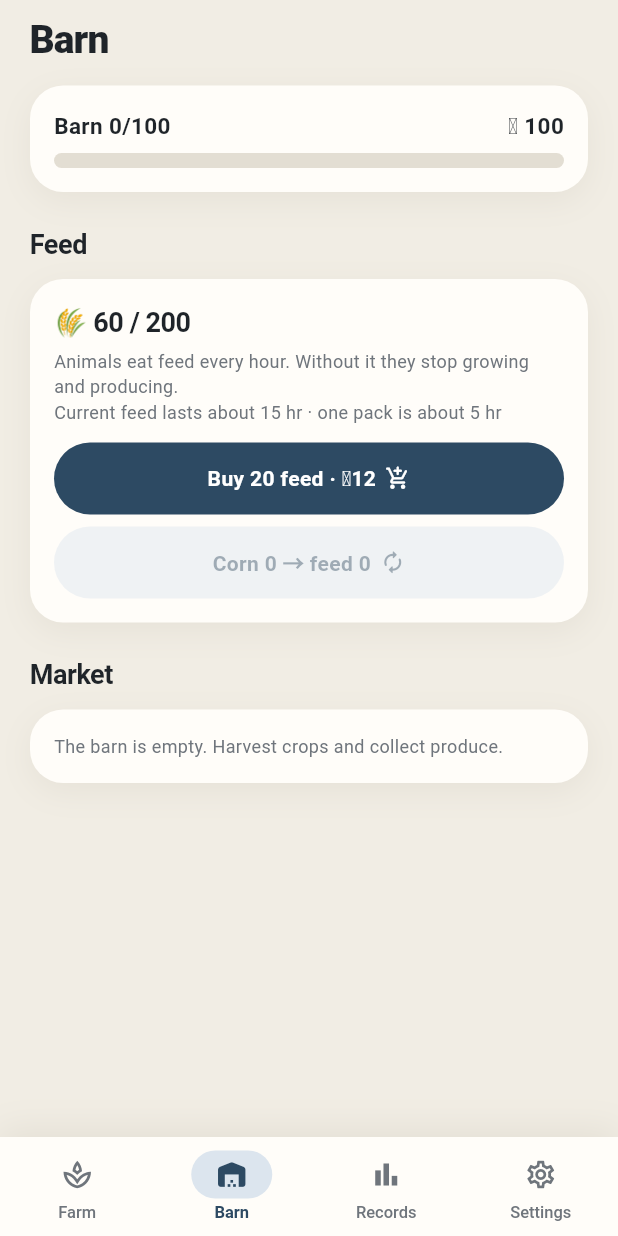
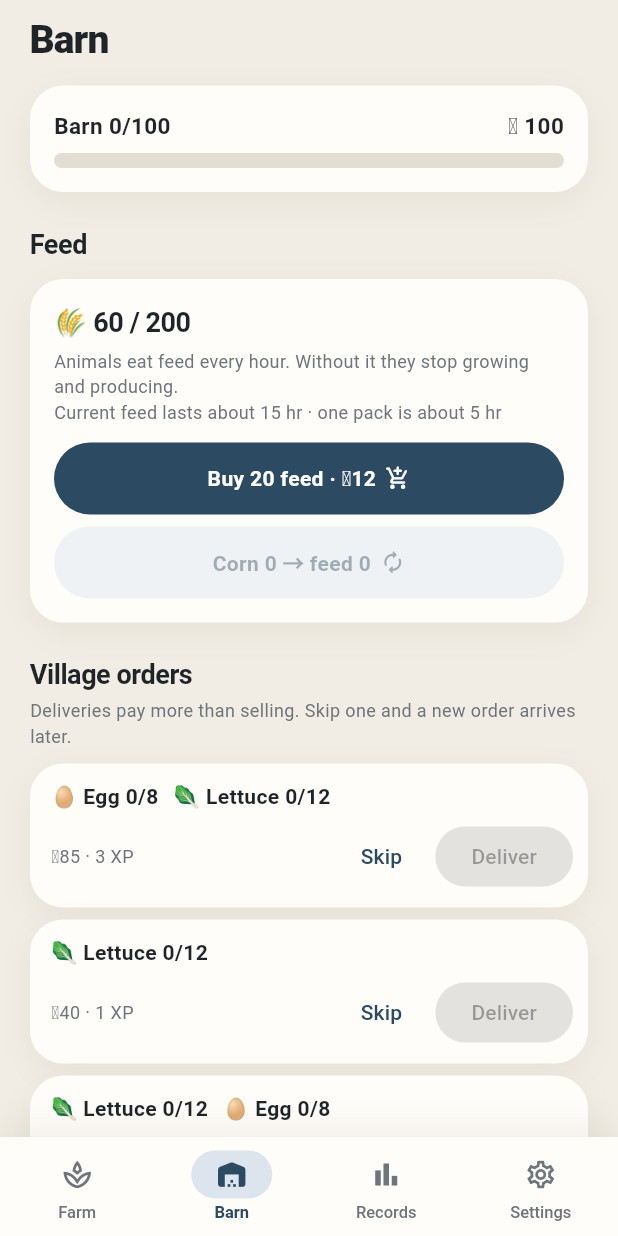
Before and after one commit to jeiel85/my-farm-flutter, a Flutter app: the screen it shows after launch, item 2 of the bottom bar chosen, on a phone screen of 412 x 824 dp. Run offline on Flutter 3.47's test engine with Material 3 defaults, Android fonts, the phone set to English and light mode, and no system bars; our stand-ins replace file_picker, fl_chart, flutter_animate, flutter_local_notifications, shared_preferences, timezone; generated files the repository leaves out were written again; statements that could not run were skipped.

Commit message:
feat(game): 마을 주문 게시판(L4) — 물건을 모아 보내면 넉넉한 보상
- lib/game/orders.dart: 주문(물건·코인·경험치)과 게시판 칸(주문 또는 기다리는 분), 순번·레벨로 정하는 의사 난수 주문 생성
- 칸 3개(5레벨부터 4개), 해금된 작물·생산물·가공품 1~3가지, 보상은 판매가 합의 1.5배(5단위 올림)
- 엔진: deliverOrder(물건 꺼내고 코인·경험치·기록, 5분 뒤 새 주문)·skipOrder(15분 뒤), 시간 진행에 게시판 단계(칸 늘리기·새 주문)
- 상태에 orders·orderSeq를 선택 항목으로 추가(저장 형식 v6 그대로, 없던 저장본은 시간이 흐르면 채움)
- 화면: 창고 탭·농가 상세의 주문 카드(가진 수/필요 수, 보상, 보내기·넘기기), 할 일에서 바로 보내기, 기록
- 테스트: 첫 주문, 결정적 생성과 범위, 보내기·넘기기·재충전, 5레벨 칸 증가, 옛 v6 저장본, 결정성

Co-Authored-By: Claude Opus 5.5 <noreply@anthropic.com>

```diff
--- a/lib/features/barn/barn_screen.dart
+++ b/lib/features/barn/barn_screen.dart
@@ -9,6 +9,7 @@ import '../../game/game_store.dart';
 import '../../game/state.dart';
 import '../../l10n/l10n.dart';
 import '../farm/game_actions.dart';
+import '../farm/orders_card.dart';
 
 /// 창고·시장: 물건을 팔고 사료를 마련한다.
 class BarnScreen extends StatelessWidget {
@@ -111,6 +112,7 @@ class BarnScreen extends StatelessWidget {
           ),
         ],
         secondary: [
+          const OrdersCard(),
           SectionTitle(
             l.marketTitle,
             trailing: items.isEmpty ? null : TextButton(onPressed: () => _sellAll(context), child: Text(l.sellAll)),
--- a/lib/features/farm/farm_screen.dart
+++ b/lib/features/farm/farm_screen.dart
@@ -252,6 +252,17 @@ class _TodoTile extends StatelessWidget {
           () => runGame(context, (st) => GameEngine.startCraft(st, lot!), done: l.craftStarted(l.item(recipe.output))),
         );
       }(),
+      TodoKind.order => () {
+        final order = s.orders[todo.count].order!;
+        return (
+          Icons.local_shipping_outlined,
+          AppColors.orange,
+          l.todoOrder,
+          '${[for (final e in order.items.entries) '${itemEmoji(e.key)}${e.value}'].join(' ')} → ${l.orderReward(order.coins, order.xp)}',
+          l.orderDeliver,
+          () => runGame(context, (st) => GameEngine.deliverOrder(st, todo.count), done: l.orderDelivered(order.coins)),
+        );
+      }(),
       TodoKind.barnFull => (
         Icons.inventory_2_outlined,
         AppColors.orange,
--- a/lib/features/farm/lot_sheets.dart
+++ b/lib/features/farm/lot_sheets.dart
@@ -12,6 +12,7 @@ import '../../l10n/l10n.dart';
 import 'building_look.dart';
 import 'farm_world.dart';
 import 'game_actions.dart';
+import 'orders_card.dart';
 
 /// 칸 상세를 띄운 곳(휴대폰 시트, 넓은 화면 오른쪽 패널). 수확·심기를 마치면 [close]로 닫는다.
 class ZoneHost extends InheritedWidget {
@@ -880,6 +881,7 @@ class _HouseBody extends StatelessWidget {
             ],
           ),
         ),
+        const OrdersCard(),
         SectionTitle(l.nextUnlocks),
         if (next.isEmpty) Text(l.allUnlocked, style: AppText.caption),
         for (final (level, name) in next.take(8))
--- /dev/null
+++ b/lib/features/farm/orders_card.dart
@@ -0,0 +1,102 @@
+import 'package:flutter/material.dart';
+
+import '../../core/theme.dart';
+import '../../core/widgets.dart';
+import '../../game/engine.dart';
+import '../../game/game_store.dart';
+import '../../game/orders.dart';
+import '../../l10n/l10n.dart';
+import 'game_actions.dart';
+
+/// 마을 주문 게시판(창고 탭·농가 상세). 주문마다 필요한 물건(가진 수/필요 수)과 보상, 보내기·넘기기.
+class OrdersCard extends StatelessWidget {
+  const OrdersCard({super.key});
+
+  @override
+  Widget build(BuildContext context) {
+    final l = context.l10n;
+    final store = GameScope.of(context);
+    final s = store.state;
+    return Column(
+      crossAxisAlignment: CrossAxisAlignment.stretch,
+      children: [
+        SectionTitle(l.ordersTitle, subtitle: l.ordersHint),
+        for (final (i, slot) in s.orders.indexed)
+          Padding(
+            padding: const EdgeInsets.only(bottom: 8),
+            child: switch (slot) {
+              OrderSlot(order: final order?) => _OrderTile(index: i, order: order),
+              OrderSlot(:final wait) => AppCard(
+                padding: const EdgeInsets.fromLTRB(14, 12, 14, 12),
+                color: AppColors.surfaceSoft,
+                child: Row(
+                  children: [
+                    const Icon(Icons.hourglass_bottom_rounded, color: AppColors.muted, size: 20),
+                    const SizedBox(width: 10),
+                    Text(l.orderWaiting(l.duration(remainingFor(wait, store))), style: AppText.caption),
+                  ],
+                ),
+              ),
+            },
+          ),
+      ],
+    );
+  }
+}
+
+class _OrderTile extends StatelessWidget {
+  const _OrderTile({required this.index, required this.order});
+
+  final int index;
+  final Order order;
+
+  @override
+  Widget build(BuildContext context) {
+    final l = context.l10n;
+    final s = GameScope.of(context).state;
+    final ready = order.items.entries.every((e) => s.countOf(e.key) >= e.value);
+    return AppCard(
+      padding: const EdgeInsets.fromLTRB(14, 12, 10, 10),
+      child: Column(
+        crossAxisAlignment: CrossAxisAlignment.start,
+        children: [
+          Wrap(
+            spacing: 10,
+            runSpacing: 4,
+            children: [
+              for (final e in order.items.entries)
+                Text(
+                  '${itemEmoji(e.key)} ${l.item(e.key)} ${s.countOf(e.key)}/${e.value}',
+                  style: AppText.body.copyWith(
+                    color: s.countOf(e.key) >= e.value ? AppColors.sage : AppColors.text,
+                    fontWeight: FontWeight.w600,
+                  ),
+                ),
+            ],
+          ),
+          const SizedBox(height: 6),
+          Row(
+            children: [
+              Expanded(child: Text(l.orderReward(order.coins, order.xp), style: AppText.caption)),
+              TextButton(
+                onPressed: () => runGame(context, (st) => GameEngine.skipOrder(st, index), done: l.orderSkipped),
+                child: Text(l.orderSkip),
+              ),
+              const SizedBox(width: 4),
+              FilledButton(
+                onPressed: ready
+                    ? () => runGame(
+                        context,
+                        (st) => GameEngine.deliverOrder(st, index),
+                        done: l.orderDelivered(order.coins),
+                      )
+                    : null,
+                child: Text(l.orderDeliver),
+              ),
+            ],
+          ),
+        ],
+      ),
+    );
+  }
+}
--- a/lib/features/records/records_screen.dart
+++ b/lib/features/records/records_screen.dart
@@ -156,6 +156,7 @@ class RecordsScreen extends StatelessWidget {
       LogKind.expand => l.logExpand,
       LogKind.demolish => l.logDemolish(building() ?? e.subject),
       LogKind.upgrade => l.logUpgrade(building() ?? e.subject),
+      LogKind.order => l.logOrder,
     };
   }
 }
--- a/lib/game/engine.dart
+++ b/lib/game/engine.dart
@@ -1,5 +1,6 @@
 import 'defs.dart';
 import 'lots.dart';
+import 'orders.dart';
 import 'sky.dart';
 import 'state.dart';
 
@@ -42,6 +43,9 @@ enum GameError {
 
   /// 공방이 이미 만드는 중이다(다 만든 것을 꺼내야 다시 만들 수 있다).
   workshopBusy,
+
+  /// 그 칸에 주문이 없다(새 주문을 기다리는 중).
+  noOrder,
 }
 
 class GameException implements Exception {
@@ -131,6 +135,8 @@ abstract final class GameEngine {
       breedProgress: const {},
       nextAnimalId: 2,
       log: const [],
+      orders: [for (var i = 0; i < OrderBook.slotsFor(1); i++) OrderSlot.order(OrderBook.make(i, 1))],
+      orderSeq: OrderBook.slotsFor(1),
     );
   }
 
@@ -138,7 +144,7 @@ abstract final class GameEngine {
   /// 시간은 버린다.
   ///
   /// 분마다 같은 순서로 처리한다: 물 충전 → 작물 성장 → Lv3 작물 건물 자동 수확·다시 심기 → 가축 성장·생산 →
-  /// Lv3 우리 자동 줍기 → 공방(진행, Lv3 자동 꺼내기·다시 만들기) → 번식. 그래서 나눠 진행한 결과와 한 번에 진행한 결과가 같다. 자동 판매·씨앗 기록도
+  /// Lv3 우리 자동 줍기 → 공방(진행, Lv3 자동 꺼내기·다시 만들기) → 번식 → 주문 게시판(칸 늘리기, 새 주문). 그래서 나눠 진행한 결과와 한 번에 진행한 결과가 같다. 자동 판매·씨앗 기록도
   /// 그 분의 시각으로 남는다.
   static (GameState, AdvanceReport) advance(GameState s, DateTime to, {int? capMinutes}) {
     final report = AdvanceReport();
@@ -174,6 +180,8 @@ abstract final class GameEngine {
     final animals = [...s.animals];
     final breed = Map.of(s.breedProgress);
     var nextId = s.nextAnimalId;
+    final orders = [...s.orders];
+    var orderSeq = s.orderSeq;
 
     /// 자동으로 거둔 [count]개를 창고에 넣는다. 다 들어가지 않으면 창고 Lv3은 남는 몫을 팔고, 아니면 들어가는
     /// 만큼만 넣는다. 넣거나 판 개수를 돌려준다.
@@ -347,6 +355,21 @@ abstract final class GameEngine {
           breed[pen] = progress;
         }
       }
+
+      // 주문 게시판: 레벨이 오르면 칸을 늘리고, 기다리던 칸에는 새 주문을 붙인다.
+      final level = GameDefs.levelForXp(xp);
+      while (orders.length < OrderBook.slotsFor(level)) {
+        orders.add(const OrderSlot.waiting(0));
+      }
+      for (var i = 0; i < orders.length; i++) {
+        final slot = orders[i];
+        if (slot.order != null) continue;
+        if (slot.wait > 1) {
+          orders[i] = OrderSlot.waiting(slot.wait - 1);
+        } else {
+          orders[i] = OrderSlot.order(OrderBook.make(orderSeq++, level));
+        }
+      }
     }
 
     barn.removeWhere((_, n) => n == 0);
@@ -364,6 +387,8 @@ abstract final class GameEngine {
         breedProgress: breed,
         nextAnimalId: nextId,
         log: log.length > GameState.maxLog ? log.sublist(log.length - GameState.maxLog) : log,
+        orders: orders,
+        orderSeq: orderSeq,
       ),
       report,
     );
@@ -570,6 +595,35 @@ abstract final class GameEngine {
     );
   }
 
+  // ---------------------------------------------------------------- 주문
+
+  /// [index]번 칸의 주문을 보낸다(물건을 창고에서 꺼내고 코인·경험치를 받는다). 새 주문은 조금 뒤 온다.
+  static GameState deliverOrder(GameState s, int index) {
+    final order = index < s.orders.length ? s.orders[index].order : null;
+    if (order == null) throw const GameException(GameError.noOrder);
+    if (!order.items.entries.every((e) => s.countOf(e.key) >= e.value)) {
+      throw const GameException(GameError.notEnoughItems);
+    }
+    var barn = s.barn;
+    for (final e in order.items.entries) {
+      barn = _add(barn, e.key, -e.value);
+    }
+    final orders = [...s.orders]..[index] = const OrderSlot.waiting(OrderBook.refillAfterDelivery);
+    return _log(
+      s.copyWith(barn: barn, coins: s.coins + order.coins, xp: s.xp + order.xp, orders: orders),
+      LogKind.order,
+      order.coins,
+      'order',
+    );
+  }
+
+  /// [index]번 칸의 주문을 넘긴다. 새 주문은 더 오래 기다린다.
+  static GameState skipOrder(GameState s, int index) {
+    if (index >= s.orders.length || s.orders[index].order == null) throw const GameException(GameError.noOrder);
+    final orders = [...s.orders]..[index] = const OrderSlot.waiting(OrderBook.refillAfterSkip);
+    return s.copyWith(orders: orders);
+  }
+
   // ---------------------------------------------------------------- 가축
 
   /// 우리 [pen]의 쌓인 생산물을 창고로 옮긴다(창고에 들어가는 만큼). 옮긴 개수를 함께 돌려준다.
--- /dev/null
+++ b/lib/game/orders.dart
@@ -0,0 +1,95 @@
+/// 마을 주문 게시판(L4). docs/farm-lots-design.md §10.
+///
+/// 주문 내용은 순번([GameState.orderSeq])과 그때 레벨로 정해지는 의사 난수라, 나눠 진행해도 같은 주문이 같은 분에 온다.
+library;
+
+import 'defs.dart';
+
+/// 주문 한 건: 물건들을 보내면 코인과 경험치를 받는다.
+class Order {
+  const Order({required this.id, required this.items, required this.coins, required this.xp});
+
+  final int id;
+  final Map<ItemId, int> items;
+  final int coins;
+  final int xp;
+
+  Map<String, Object?> toJson() => {
+    'id': id,
+    'items': {for (final e in items.entries) e.key.name: e.value},
+    'coins': coins,
+    'xp': xp,
+  };
+
+  factory Order.fromJson(Map<String, Object?> j) => Order(
+    id: j['id'] as int,
+    items: {
+      for (final e in (j['items'] as Map).cast<String, Object?>().entries)
+        ItemId.values.asNameMap()[e.key] ?? (throw FormatException('Unknown item', e.key)): e.value as int,
+    },
+    coins: j['coins'] as int,
+    xp: j['xp'] as int,
+  );
+}
+
+/// 게시판 한 칸: 주문이 있거나, 새 주문을 [wait]분 기다린다.
+class OrderSlot {
+  const OrderSlot.order(Order this.order) : wait = 0;
+  const OrderSlot.waiting(this.wait) : order = null;
+
+  final Order? order;
+  final int wait;
+
+  Map<String, Object?> toJson() => order != null ? {'order': order!.toJson()} : {'wait': wait};
+
+  factory OrderSlot.fromJson(Map<String, Object?> j) => j['order'] != null
+      ? OrderSlot.order(Order.fromJson((j['order'] as Map).cast<String, Object?>()))
+      : OrderSlot.waiting(j['wait'] as int);
+}
+
+abstract final class OrderBook {
+  /// 보내고 나서, 넘기고 나서 새 주문이 오기까지(분).
+  static const refillAfterDelivery = 5;
+  static const refillAfterSkip = 15;
+
+  /// 레벨별 게시판 칸 수.
+  static int slotsFor(int level) => level >= 5 ? 4 : 3;
+
+  /// 지금 레벨에서 주문에 나올 수 있는 물건(해금된 작물·생산물·가공품).
+  static List<ItemId> poolFor(int level) => [
+    for (final c in GameDefs.crops.values)
+      if (c.unlockLevel <= level) c.item,
+    for (final a in GameDefs.animals.values)
+      if (a.unlockLevel <= level) a.product,
+    for (final b in GameDefs.buildings.values)
+      if (b.recipe != null && b.unlockLevel <= level) b.recipe!.output,
+  ];
+
+  /// [seq]번째 주문(레벨 [level] 기준). 1~3가지 물건, 값은 판매가 합의 1.5배(5단위 올림).
+  static Order make(int seq, int level) {
+    var x = (seq * 7919 + 104729) % 2147483647;
+    int next(int n) {
+      x = x * 48271 % 2147483647;
+      return x % n;
+    }
+
+    final pool = poolFor(level);
+    final kinds = 1 + next(pool.length < 3 ? pool.length : 3);
+    final picked = <ItemId>[];
+    while (picked.length < kinds) {
+      final item = pool[next(pool.length)];
+      if (!picked.contains(item)) picked.add(item);
+    }
+    final items = <ItemId, int>{};
+    var value = 0;
+    for (final item in picked) {
+      final price = GameDefs.itemPrice[item]!;
+      final target = 18 + level * 10 + next(16);
+      final qty = (target ~/ price).clamp(1, 12);
+      items[item] = qty;
+      value += price * qty;
+    }
+    final coins = ((value * 3 ~/ 2) + 4) ~/ 5 * 5;
+    return Order(id: seq, items: items, coins: coins, xp: 1 + value ~/ 25);
+  }
+}
--- a/lib/game/state.dart
+++ b/lib/game/state.dart
@@ -1,6 +1,7 @@
 import 'defs.dart';
 import 'lots.dart';
 import 'migrate_v5.dart';
+import 'orders.dart';
 
 T _enum<T extends Enum>(List<T> values, Object? name) =>
     values.asNameMap()[name] ?? (throw FormatException('Unknown ${T.toString()}', name));
@@ -117,7 +118,7 @@ class GameAnimal {
 }
 
 /// 기록 종류. [unlock]은 v5(정해진 구역을 열던 때) 기록이다.
-enum LogKind { sale, slaughter, seed, animal, feed, unlock, build, expand, demolish, upgrade }
+enum LogKind { sale, slaughter, seed, animal, feed, unlock, build, expand, demolish, upgrade, order }
 
 /// 수입·지출 기록 한 건(기록 탭 차트용). [amount]는 수입이면 양수, 지출이면 음수.
 class GameLogEntry {
@@ -211,6 +212,8 @@ class GameState {
     required this.breedProgress,
     required this.nextAnimalId,
     required this.log,
+    this.orders = const [],
+    this.orderSeq = 0,
   });
 
   static const schemaVersion = 6;
@@ -242,6 +245,10 @@ class GameState {
   final Map<LotId, int> breedProgress;
   final int nextAnimalId;
   final List<GameLogEntry> log;
+
+  /// 마을 주문 게시판 칸(L4)과 다음 주문 순번. 이 칸이 없는 v6 저장본(L1~L3 개발판)은 비어 있다가 시간이 흐르면 찬다.
+  final List<OrderSlot> orders;
+  final int orderSeq;
 
   int get level => GameDefs.levelForXp(xp);
   int get barnUsed => barn.values.fold(0, (s, n) => s + n);
@@ -316,6 +323,8 @@ class GameState {
     Map<LotId, int>? breedProgress,
     int? nextAnimalId,
     List<GameLogEntry>? log,
+    List<OrderSlot>? orders,
+    int? orderSeq,
     String? farmName,
   }) => GameState(
     farmName: farmName ?? this.farmName,
@@ -332,6 +341,8 @@ class GameState {
     breedProgress: breedProgress ?? this.breedProgress,
     nextAnimalId: nextAnimalId ?? this.nextAnimalId,
     log: log ?? this.log,
+    orders: orders ?? this.orders,
+    orderSeq: orderSeq ?? this.orderSeq,
   );
 
   Map<String, Object?> toJson() => {
@@ -351,6 +362,8 @@ class GameState {
     'breedProgress': {for (final e in breedProgress.entries) e.key.key: e.value},
     'nextAnimalId': nextAnimalId,
     'log': [for (final l in log) l.toJson()],
+    'orders': [for (final o in orders) o.toJson()],
+    'orderSeq': orderSeq,
   };
 
   /// v6을 읽는다. v5(정해진 구역 시절 개발판)는 부지로 옮긴다(migrate_v5.dart). 관리 앱 시절(v1~v4) 저장본은
@@ -377,6 +390,10 @@ class GameState {
       breedProgress: {for (final e in map('breedProgress').entries) LotId.parse(e.key): e.value as int},
       nextAnimalId: j['nextAnimalId'] as int,
       log: [for (final l in j['log'] as List) GameLogEntry.fromJson((l as Map).cast<String, Object?>())],
+      orders: [
+        for (final o in j['orders'] as List? ?? const []) OrderSlot.fromJson((o as Map).cast<String, Object?>()),
+      ],
+      orderSeq: j['orderSeq'] as int? ?? 0,
     );
   }
 }
--- a/lib/game/todo.dart
+++ b/lib/game/todo.dart
@@ -2,7 +2,7 @@ import 'defs.dart';
 import 'lots.dart';
 import 'state.dart';
 
-enum TodoKind { harvest, collect, craftDone, barnFull, feedEmpty, feedLow, plant, craftIdle, build, expand }
+enum TodoKind { harvest, collect, craftDone, order, barnFull, feedEmpty, feedLow, plant, craftIdle, build, expand }
 
 /// 지금 할 수 있는(또는 해야 하는) 일 하나. 문구는 화면에서 만든다.
 class GameTodo {
@@ -39,6 +39,13 @@ List<GameTodo> todosFor(GameState s) {
   }
   for (final id in built) {
     if (s.lots[id]!.job?.done ?? false) out.add(GameTodo(TodoKind.craftDone, lot: id));
+  }
+  // 지금 가진 물건으로 보낼 수 있는 주문([GameTodo.count]는 게시판 칸 번호).
+  for (final (i, slot) in s.orders.indexed) {
+    final order = slot.order;
+    if (order != null && order.items.entries.every((e) => s.countOf(e.key) >= e.value)) {
+      out.add(GameTodo(TodoKind.order, count: i));
+    }
   }
   for (final id in built) {
     if (s.lots[id]!.field?.empty ?? false) out.add(GameTodo(TodoKind.plant, lot: id));
--- a/lib/l10n/app_en.arb
+++ b/lib/l10n/app_en.arb
@@ -389,5 +389,16 @@
   "awayCraftsDone": "{count} workshops finished",
   "awayAutoCrafted": "Made {count} goods on their own",
   "mapWorkshopWorking": "{name}, working",
-  "mapWorkshopDone": "{name}, ready"
+  "mapWorkshopDone": "{name}, ready",
+  "ordersTitle": "Village orders",
+  "ordersHint": "Deliveries pay more than selling. Skip one and a new order arrives later.",
+  "orderReward": "🪙{coins} · {xp} XP",
+  "orderDeliver": "Deliver",
+  "orderSkip": "Skip",
+  "orderWaiting": "New order in {time}",
+  "orderDelivered": "Order delivered · 🪙{coins}",
+  "orderSkipped": "Waiting for a new order",
+  "errNoOrder": "No order here right now",
+  "todoOrder": "You can deliver an order",
+  "logOrder": "Order delivered"
 }
--- a/lib/l10n/l10n.dart
+++ b/lib/l10n/l10n.dart
@@ -122,6 +122,7 @@ extension Labels on AppLocalizations {
     GameError.cannotDemolish => errCannotDemolish,
     GameError.maxLevel => errMaxLevel,
     GameError.workshopBusy => errWorkshopBusy,
+    GameError.noOrder => errNoOrder,
   };
 
   /// 남은 시간 같은 길이(3시간 5분, 2시간, 4분 12초, 6분, 30초).
```
Also changed, not shown: lib/l10n/app_ko.arb (+36 -1 lines), 4 other files.
